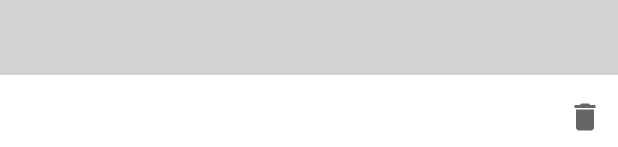
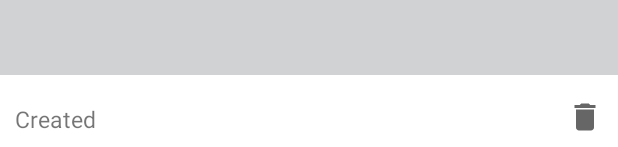
Before and after one commit to ananayis/To-Do-List, an Android app: the layout fragment_todo.xml on its own in the app's theme, with its tools: preview values and no code run, on a phone screen of 412 x 824 dp. Shown: the part 1086-1233 px from the top of the screen. Run offline under Robolectric (Android 15) with nearby library versions, the phone set to English and light mode, and no system bars.

Commit message:
add creating date to todo

```diff
--- a/app/src/main/java/com/parinaz/todolist/Repository.kt
+++ b/app/src/main/java/com/parinaz/todolist/Repository.kt
@@ -25,8 +25,7 @@ class Repository private constructor(context: Context) {
         return db.todoDao().getTodosInList(todoListId)
     }
 
-    fun addTodo(name: String, todoListId: Long) {
-        val todo = Todo(name, todoListId)
+    fun addTodo(todo: Todo) {
         db.todoDao().addTodo(todo)
     }
 
--- a/app/src/main/java/com/parinaz/todolist/ToDoListFragment.kt
+++ b/app/src/main/java/com/parinaz/todolist/ToDoListFragment.kt
@@ -13,6 +13,8 @@ import android.view.*
 import androidx.appcompat.app.AppCompatActivity
 
 import androidx.navigation.findNavController
+import com.parinaz.todolist.domain.Todo
+import java.util.*
 
 class ToDoListFragment : Fragment() {
 
@@ -57,7 +59,7 @@ class ToDoListFragment : Fragment() {
                     ) { _, _ ->
                         val text = txtName.text.toString()
                         if (text != ""){
-                            Repository.instance.addTodo(text,args.todoList.id)
+                            Repository.instance.addTodo(Todo(text,args.todoList.id, false, Date()))
                             binding.recyclerView.adapter = TodoAdapter(it, args.todoList.id) {
                                 val action =
                                     ToDoListFragmentDirections.actionToDoListFragmentToTodoFragment(it, args.todoList.name)
--- a/app/src/main/java/com/parinaz/todolist/TodoFragment.kt
+++ b/app/src/main/java/com/parinaz/todolist/TodoFragment.kt
@@ -1,6 +1,7 @@
 package com.parinaz.todolist
 
 import android.os.Bundle
+import android.text.format.DateFormat
 import androidx.fragment.app.Fragment
 import android.view.LayoutInflater
 import android.view.MenuItem
@@ -14,6 +15,7 @@ import androidx.navigation.fragment.navArgs
 import com.parinaz.todolist.adapter.TodoAdapter
 import com.parinaz.todolist.databinding.FragmentTodoBinding
 import com.parinaz.todolist.domain.Todo
+import java.util.*
 
 class TodoFragment : Fragment() {
 
@@ -39,6 +41,8 @@ class TodoFragment : Fragment() {
         activity?.title = args.todoListName
         binding.name.text = args.todo.name
         binding.checkBox.isChecked = args.todo.done
+        val df = DateFormat.format("yyyy/MM/dd", args.todo.createdAt )
+        binding.txtDate.text = "created $df"
 
         binding.checkBox.setOnCheckedChangeListener { buttonView, isChecked ->
             val newTodo = args.todo.copy(done = isChecked)
--- a/app/src/main/java/com/parinaz/todolist/db/AppDatabase.kt
+++ b/app/src/main/java/com/parinaz/todolist/db/AppDatabase.kt
@@ -2,10 +2,12 @@ package com.parinaz.todolist.db
 
 import androidx.room.Database
 import androidx.room.RoomDatabase
+import androidx.room.TypeConverters
 import com.parinaz.todolist.domain.Todo
 import com.parinaz.todolist.domain.TodoList
 
 @Database(entities = [TodoList::class, Todo::class], version = 1)
+@TypeConverters(Converters::class)
 abstract class AppDatabase : RoomDatabase() {
     abstract fun todoListDao(): TodoListDao
     abstract fun todoDao(): TodoDao
--- a/app/src/main/java/com/parinaz/todolist/domain/Todo.kt
+++ b/app/src/main/java/com/parinaz/todolist/domain/Todo.kt
@@ -5,6 +5,7 @@ import androidx.room.Entity
 import androidx.room.ForeignKey
 import androidx.room.PrimaryKey
 import java.io.Serializable
+import java.util.*
 
 @Entity(tableName = "todo", foreignKeys = [ForeignKey(
     entity = TodoList::class,
@@ -16,5 +17,6 @@ data class Todo(
     @ColumnInfo(name = "name") val name: String,
     @ColumnInfo(name = "todo_list_id") val todoListId: Long,
     @ColumnInfo(name = "done") val done: Boolean = false,
+    @ColumnInfo(name = "created_at") val createdAt: Date,
     @PrimaryKey(autoGenerate = true) @ColumnInfo(name = "id") val id: Long = 0,
-) : Serializable
+    ) : Serializable
--- a/app/src/main/res/layout/fragment_todo.xml
+++ b/app/src/main/res/layout/fragment_todo.xml
@@ -42,6 +42,16 @@
         app:layout_constraintStart_toStartOf="parent"
         android:background="@color/white"/>
 
+    <TextView
+        android:layout_width="wrap_content"
+        android:layout_height="wrap_content"
+        android:id="@+id/txtDate"
+        app:layout_constraintBottom_toBottomOf="parent"
+        app:layout_constraintStart_toStartOf="parent"
+        android:text="Created"
+        android:layout_margin="10dp"
+        android:textSize="15sp"/>
+
     <ImageView
         android:layout_width="wrap_content"
         android:layout_height="wrap_content"
```
Also changed, not shown: app/src/main/java/com/parinaz/todolist/db/Converters.kt (added, +16 -0 lines).
